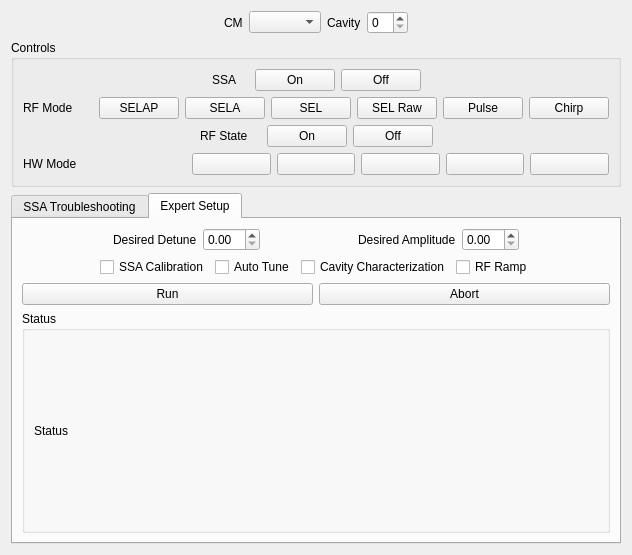
The window that expert.ui (slaclab/srf_cavity_expert_screen) describes before a commit, drawn with Qt 5.
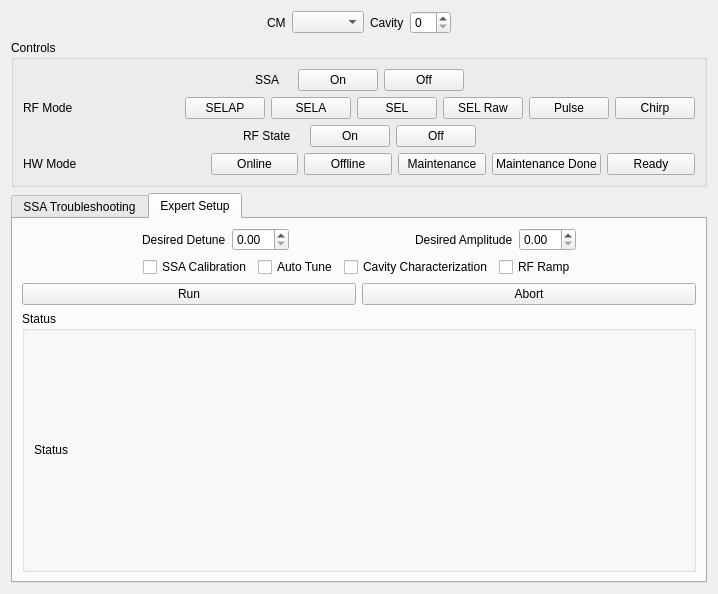
The same window after the commit. Custom widgets are drawn as their Qt base class.

Commit message: adding hw mode labels

Patch:
```diff
--- a/expert.ui
+++ b/expert.ui
@@ -6,8 +6,8 @@
    <rect>
     <x>0</x>
     <y>0</y>
-    <width>632</width>
-    <height>555</height>
+    <width>718</width>
+    <height>594</height>
    </rect>
   </property>
   <property name="windowTitle">
@@ -297,6 +297,9 @@
           <property name="toolTip">
            <string/>
           </property>
+          <property name="text">
+           <string>Online</string>
+          </property>
          </widget>
         </item>
         <item>
@@ -304,6 +307,9 @@
           <property name="toolTip">
            <string/>
           </property>
+          <property name="text">
+           <string>Offline</string>
+          </property>
          </widget>
         </item>
         <item>
@@ -311,6 +317,9 @@
           <property name="toolTip">
            <string/>
           </property>
+          <property name="text">
+           <string>Maintenance</string>
+          </property>
          </widget>
         </item>
         <item>
@@ -318,6 +327,9 @@
           <property name="toolTip">
            <string/>
           </property>
+          <property name="text">
+           <string>Maintenance Done</string>
+          </property>
          </widget>
         </item>
         <item>
@@ -325,6 +337,9 @@
           <property name="toolTip">
            <string/>
           </property>
+          <property name="text">
+           <string>Ready</string>
+          </property>
          </widget>
         </item>
        </layout>
```
